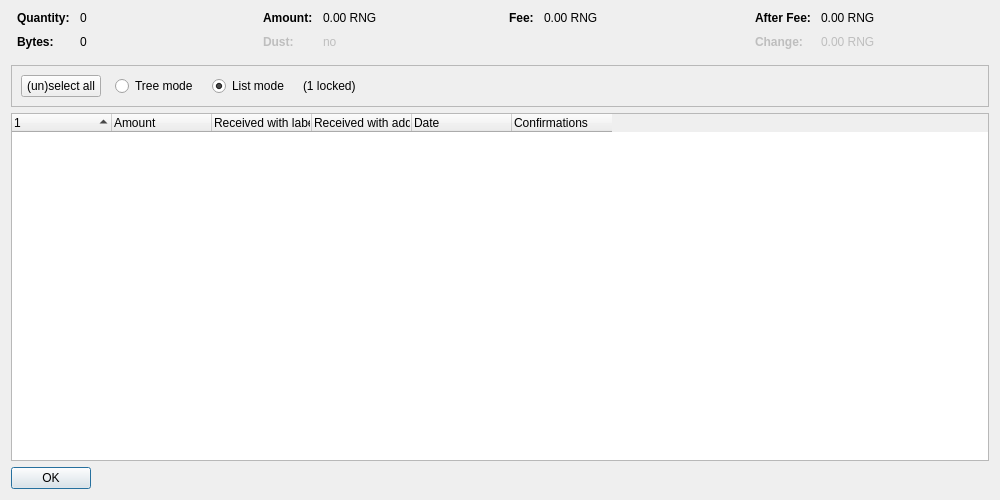
First picture: the form in src/qt/forms/coincontroldialog.ui, repository litecoincash-project/ring, before the edit.
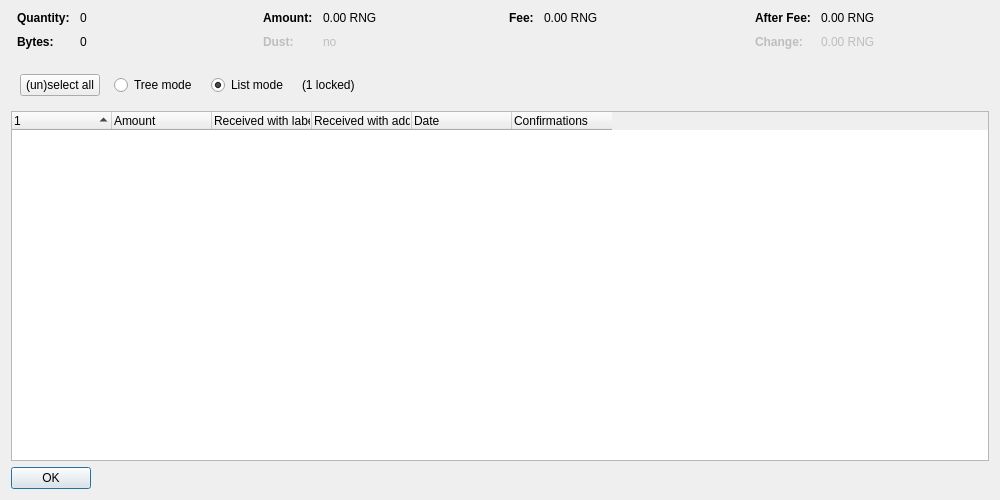
Second picture: the form after the edit. Custom widgets are drawn as their Qt base class.

```diff
--- a/src/qt/forms/coincontroldialog.ui
+++ b/src/qt/forms/coincontroldialog.ui
@@ -312,10 +312,10 @@
       </size>
      </property>
      <property name="frameShape">
-      <enum>QFrame::StyledPanel</enum>
+      <enum>QFrame::NoFrame</enum>
      </property>
      <property name="frameShadow">
-      <enum>QFrame::Sunken</enum>
+      <enum>QFrame::Plain</enum>
      </property>
      <layout class="QHBoxLayout" name="horizontalLayout">
       <item>
```
